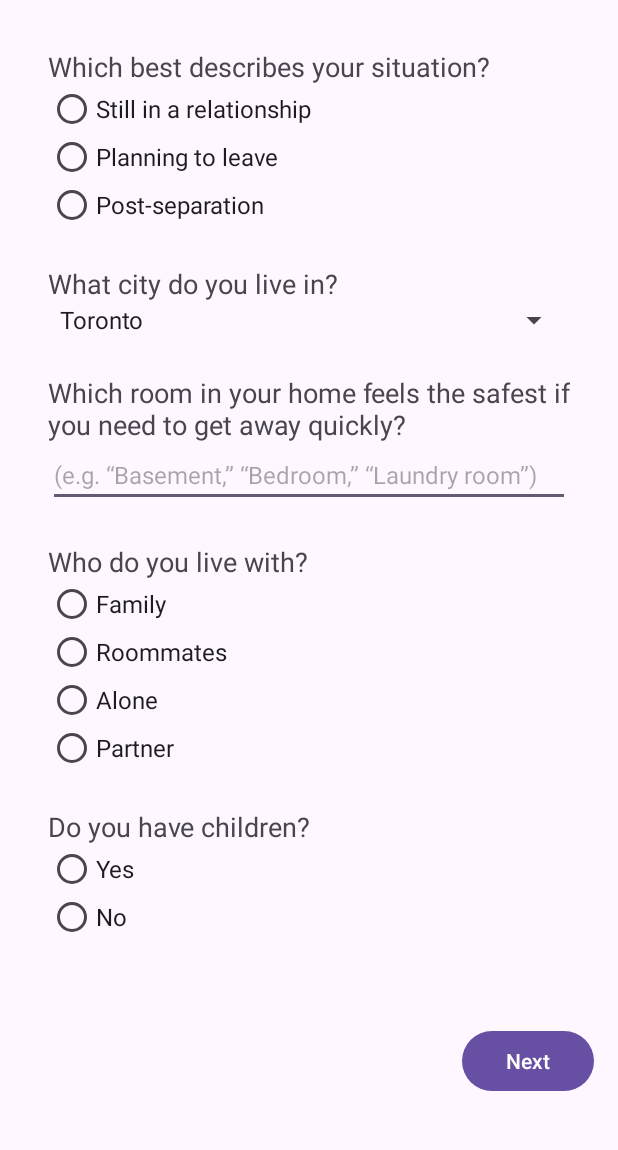
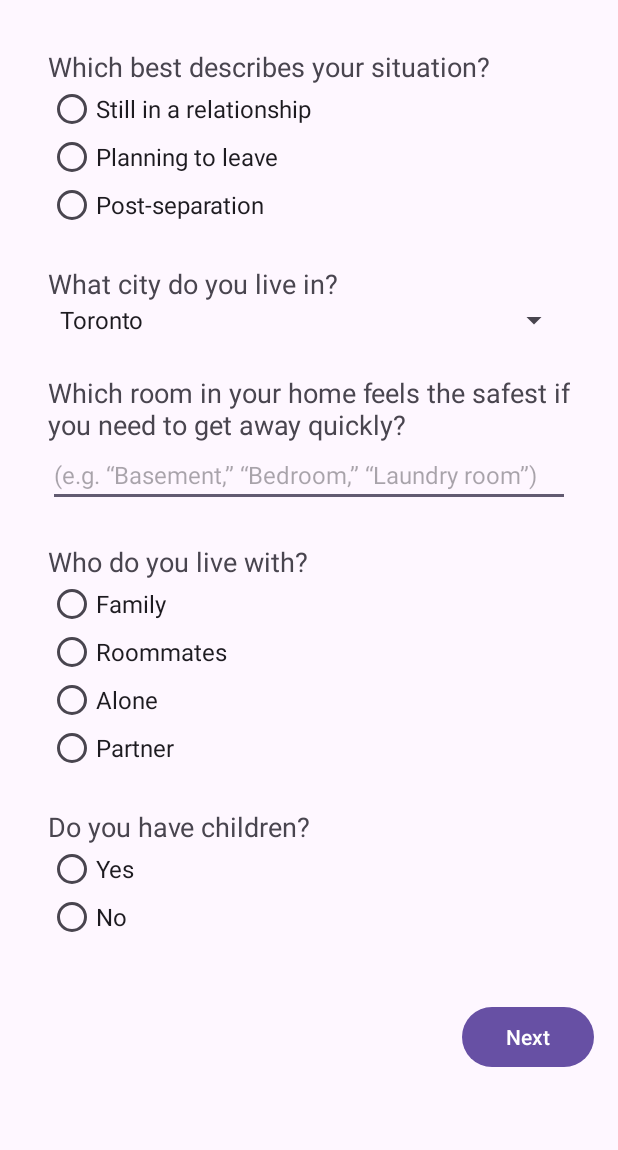
Before and after one commit to 6Beaming/ProjectB07, an Android app: the screen it shows after launch (MainActivity), on a phone screen of 412 x 824 dp, the part 29-1179 px from its top. Run offline under Robolectric (Android 15) with nearby library versions, the phone set to English and light mode, and no system bars; our stand-ins replace Firebase (no records; nobody signed in at launch, a user with empty details on screens opened directly).

Commit message:
refactor: delete the extra padding of nav row since each qs already has 24dp bottom margin

```diff
--- a/app/src/main/res/layout/fragment_questionnaire.xml
+++ b/app/src/main/res/layout/fragment_questionnaire.xml
@@ -35,8 +35,7 @@
                 android:id="@+id/navButtons"
                 android:layout_width="match_parent"
                 android:layout_height="wrap_content"
-                android:orientation="horizontal"
-                android:paddingTop="16dp">
+                android:orientation="horizontal">
 
                 <!-- Leftmost: Previous -->
                 <Button
```
